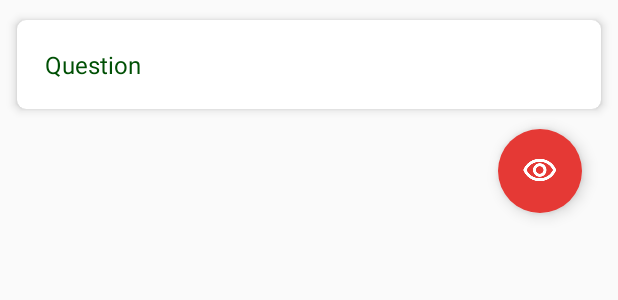
After one commit to coastalgit/andCapstoneStage2, an Android app: the layout layout_questioncard_type1.xml on its own in the app's theme, with its tools: preview values and no code run, on a phone screen of 412 x 824 dp. The commit adds this screen. Shown: the top 300 px of the screen. Run offline under Robolectric (Android 15) with nearby library versions, the phone set to English and light mode, and no system bars; Roboto replaces fonts that are not available here.

Commit message:
Quiz cards into pageradapter

```diff
--- a/app/src/main/java/com/bf/portugo/viewmodel/LearnVerbsMainViewModel.java
+++ b/app/src/main/java/com/bf/portugo/viewmodel/LearnVerbsMainViewModel.java
@@ -52,7 +52,7 @@ public class LearnVerbsMainViewModel extends AndroidViewModel {
 
     public LiveData<List<Verb>> getObservableVerbsAll() {
         if (mRepo != null)
-            return mRepo.getVerbs();
+            return mRepo.getVerbs(true);
         return null;
     }
 
--- /dev/null
+++ b/app/src/main/res/layout/layout_questioncard_type1.xml
@@ -0,0 +1,103 @@
+<?xml version="1.0" encoding="utf-8"?>
+<LinearLayout xmlns:android="http://schemas.android.com/apk/res/android"
+    android:layout_width="match_parent"
+    android:layout_height="wrap_content"
+    xmlns:app="http://schemas.android.com/apk/res-auto"
+    android:orientation="vertical"
+    xmlns:card_view="http://schemas.android.com/apk/res-auto">
+
+    <android.support.v7.widget.CardView
+        android:id="@+id/layout_quizcard_type1"
+        android:layout_width="match_parent"
+        android:layout_height="wrap_content"
+        android:layout_margin="5dp"
+        card_view:cardUseCompatPadding="true"
+        card_view:cardCornerRadius="6dp"
+        android:animateLayoutChanges="true"
+        android:background="@color/colorPrimary"
+        card_view:cardElevation="@dimen/card_elevation">
+        <!--card_view:elevation="@dimen/card_elevation"-->
+
+        <LinearLayout
+            android:id="@+id/layout_vert_quizgroup"
+            android:layout_width="match_parent"
+            android:layout_height="wrap_content"
+            android:padding="5dp"
+            android:orientation="vertical">
+
+            <LinearLayout
+                android:layout_width="match_parent"
+                android:layout_height="wrap_content"
+                android:padding="5dp"
+                android:orientation="horizontal">
+
+                <TextView
+                    android:id="@+id/tv_quiz_question"
+                    android:layout_width="wrap_content"
+                    android:layout_height="wrap_content"
+                    android:layout_margin="@dimen/text_margin"
+                    android:textSize="@dimen/text_size_card"
+                    android:textColor="@color/colorVerbItem_pt"
+                    android:text="@string/question" />
+
+<!--
+                <TextView
+                    android:id="@+id/tv_verbtense_i_en"
+                    android:layout_width="wrap_content"
+                    android:layout_height="wrap_content"
+                    android:layout_margin="@dimen/text_margin"
+                    android:textSize="@dimen/text_size_card"
+                    android:textColor="@color/colorVerbItem_en"
+                    android:text="@string/en_i" />
+-->
+
+            </LinearLayout>
+
+<!--
+            <LinearLayout
+                android:layout_width="match_parent"
+                android:layout_height="wrap_content"
+                android:padding="3dp"
+                android:orientation="horizontal">
+
+                <TextView
+                    android:id="@+id/tv_verbtense_you_pt"
+                    android:layout_width="wrap_content"
+                    android:layout_height="wrap_content"
+                    android:layout_margin="@dimen/text_margin"
+                    android:textSize="@dimen/text_size_card"
+                    android:textColor="@color/colorVerbItem_pt"
+                    android:text="@string/pt_you"/>
+
+                <TextView
+                    android:id="@+id/tv_verbtense_you_en"
+                    android:layout_width="wrap_content"
+                    android:layout_height="wrap_content"
+                    android:layout_margin="@dimen/text_margin"
+                    android:textSize="@dimen/text_size_card"
+                    android:textColor="@color/colorVerbItem_en"
+                    android:text="@string/en_you" />
+
+            </LinearLayout>
+-->
+
+
+        </LinearLayout>
+
+    </android.support.v7.widget.CardView>
+
+    <android.support.design.widget.FloatingActionButton
+        android:id="@+id/fab_learnverb"
+        android:layout_width="wrap_content"
+        android:layout_height="wrap_content"
+        android:layout_marginBottom="@dimen/fab_margin"
+        android:layout_marginEnd="@dimen/fab_margin"
+        android:layout_gravity="end|bottom"
+        android:elevation="@dimen/fab_elevation"
+        app:fabSize="normal"
+        app:borderWidth="0dp"
+        app:backgroundTint="?attr/colorAccent"
+        app:srcCompat="@drawable/outline_visibility_white_24"
+        android:layout_marginRight="@dimen/fab_margin" />
+
+</LinearLayout>
--- a/app/src/main/res/values/strings.xml
+++ b/app/src/main/res/values/strings.xml
@@ -29,4 +29,5 @@
     <string name="sample2">Sample Two</string>
     <string name="sample3">Sample Three</string>
     <string name="quiz">Quiz</string>
+    <string name="question">Question</string>
 </resources>
```
Also changed, not shown: app/src/main/java/com/bf/portugo/adapter/QuestionCardPagerAdapter.java (+72 -3 lines), app/src/main/java/com/bf/portugo/repo/VerbRoomRepository.java (+25 -17 lines), app/src/main/java/com/bf/portugo/ui/activity/QuizMainActivity.java (+66 -14 lines), app/src/main/java/com/bf/portugo/viewmodel/QuizMainViewModel.java (+11 -7 lines).
